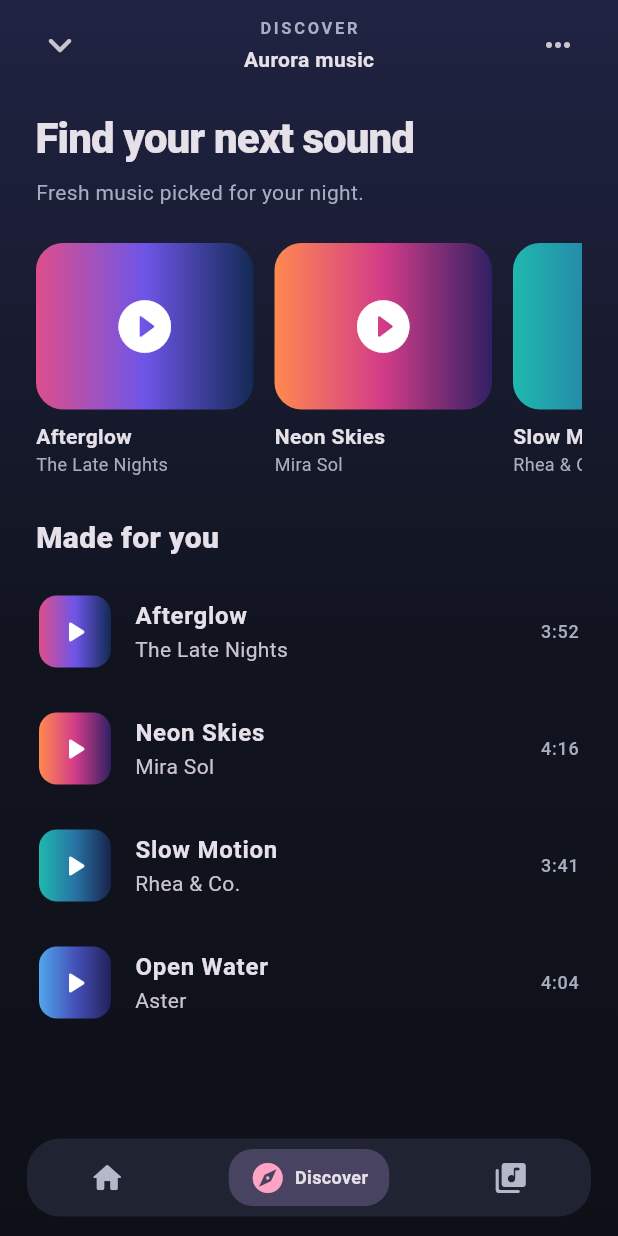
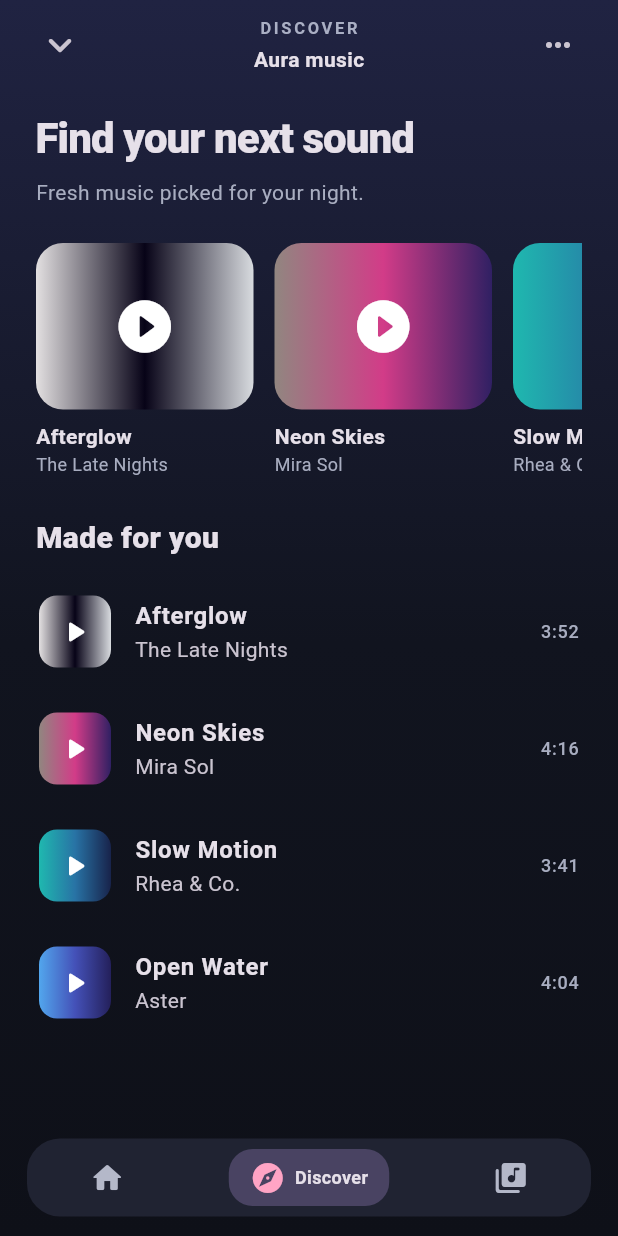
Before and after one commit to Achamyeleh-Ersido/Music-Player-flutter-app, a Flutter app: the screen it shows after launch, item 2 of the bottom bar chosen, on a phone screen of 412 x 824 dp. Run offline on Flutter 3.47's test engine with Material 3 defaults, Android fonts, the phone set to English and light mode, and no system bars; our stand-ins replace just_audio.

Commit message:
minor commit on app texts

```diff
--- a/lib/main.dart
+++ b/lib/main.dart
@@ -5,16 +5,16 @@ import 'package:flutter/material.dart';
 import 'package:flutter/services.dart';
 import 'package:just_audio/just_audio.dart';
 
-void main() => runApp(const AuroraApp());
+void main() => runApp(const AuraApp());
 
-class AuroraApp extends StatelessWidget {
-  const AuroraApp({super.key, this.enableAudio = true});
+class AuraApp extends StatelessWidget {
+  const AuraApp({super.key, this.enableAudio = true});
 
   final bool enableAudio;
 
   @override
   Widget build(BuildContext context) => MaterialApp(
-    title: 'Aurora',
+    title: 'Aura',
     debugShowCheckedModeBanner: false,
     theme: ThemeData(
       useMaterial3: true,
@@ -50,7 +50,11 @@ const _tracks = [
     artist: 'The Late Nights',
     album: 'Echoes',
     url: 'https://www.soundhelix.com/examples/mp3/SoundHelix-Song-1.mp3',
-    colors: [Color(0xFFDE4E8B), Color(0xFF6E55E8), Color(0xFF122A54)],
+    colors: [
+      Color.fromARGB(255, 227, 224, 225),
+      Color.fromARGB(255, 7, 3, 23),
+      Color.fromARGB(255, 216, 219, 223),
+    ],
     durationLabel: '3:52',
   ),
   Track(
@@ -58,7 +62,11 @@ const _tracks = [
     artist: 'Mira Sol',
     album: 'City Lights',
     url: 'https://www.soundhelix.com/examples/mp3/SoundHelix-Song-2.mp3',
-    colors: [Color(0xFFFF894F), Color(0xFFD23C88), Color(0xFF302063)],
+    colors: [
+      Color.fromARGB(255, 145, 134, 128),
+      Color(0xFFD23C88),
+      Color(0xFF302063),
+    ],
     durationLabel: '4:16',
   ),
   Track(
@@ -279,7 +287,7 @@ class _PlayerScreenState extends State<PlayerScreen>
                 onTap: () async {
                   await Clipboard.setData(
                     ClipboardData(
-                      text: '${_track.title} — ${_track.artist} on Aurora',
+                      text: '${_track.title} — ${_track.artist} on Aura',
                     ),
                   );
                   if (sheetContext.mounted) Navigator.pop(sheetContext);
@@ -378,7 +386,7 @@ class _PlayerScreenState extends State<PlayerScreen>
               title: _selectedTab == 0
                   ? 'NOW PLAYING'
                   : ['HOME', 'DISCOVER', 'LIBRARY'][_selectedTab],
-              subtitle: _selectedTab == 0 ? _track.album : 'Aurora music',
+              subtitle: _selectedTab == 0 ? _track.album : 'Aura music',
               onClose: () {
                 if (Navigator.canPop(context)) {
                   Navigator.pop(context);
```
